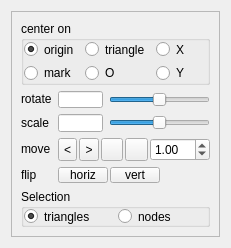
Qt form ui/edittrianglewidget.ui (bitsed/qosmic) before a commit.
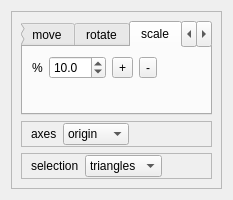
The same form after that commit. The open tabs and pages were chosen to show the change. Icons and pictures are not drawn. Custom widgets are drawn as their Qt base class.

What changed in the file:
```diff
--- a/ui/edittrianglewidget.ui
+++ b/ui/edittrianglewidget.ui
@@ -6,672 +6,495 @@
    <rect>
     <x>0</x>
     <y>0</y>
-    <width>231</width>
-    <height>248</height>
+    <width>233</width>
+    <height>191</height>
    </rect>
   </property>
-  <property name="sizePolicy">
-   <sizepolicy hsizetype="Minimum" vsizetype="Minimum">
-    <horstretch>0</horstretch>
-    <verstretch>0</verstretch>
-   </sizepolicy>
-  </property>
   <property name="windowTitle">
    <string>Form</string>
   </property>
-  <layout class="QGridLayout" name="gridLayout_5">
+  <layout class="QGridLayout" name="gridLayout_2" rowstretch="0,1">
    <item row="0" column="0">
     <widget class="QFrame" name="frame">
-     <property name="sizePolicy">
-      <sizepolicy hsizetype="Maximum" vsizetype="Maximum">
-       <horstretch>0</horstretch>
-       <verstretch>0</verstretch>
-      </sizepolicy>
-     </property>
      <property name="frameShape">
       <enum>QFrame::StyledPanel</enum>
      </property>
      <property name="frameShadow">
       <enum>QFrame::Sunken</enum>
      </property>
-     <layout class="QGridLayout" name="gridLayout_4">
-      <item row="0" column="0" colspan="3">
-       <widget class="QGroupBox" name="m_centerOnGroup">
-        <property name="minimumSize">
-         <size>
-          <width>1</width>
-          <height>1</height>
-         </size>
-        </property>
-        <property name="title">
-         <string>center on</string>
-        </property>
-        <property name="alignment">
-         <set>Qt::AlignLeading|Qt::AlignLeft|Qt::AlignTop</set>
-        </property>
-        <property name="flat">
-         <bool>true</bool>
-        </property>
-        <layout class="QGridLayout" name="gridLayout">
-         <property name="margin">
-          <number>0</number>
-         </property>
-         <item row="0" column="0">
-          <widget class="QRadioButton" name="m_originButton">
-           <property name="sizePolicy">
-            <sizepolicy hsizetype="Minimum" vsizetype="Maximum">
-             <horstretch>0</horstretch>
-             <verstretch>0</verstretch>
-            </sizepolicy>
-           </property>
-           <property name="minimumSize">
-            <size>
-             <width>1</width>
-             <height>1</height>
-            </size>
-           </property>
-           <property name="text">
-            <string>origin</string>
-           </property>
-           <property name="checked">
-            <bool>true</bool>
-           </property>
-          </widget>
-         </item>
-         <item row="0" column="1">
-          <widget class="QRadioButton" name="m_triangleButton">
-           <property name="sizePolicy">
-            <sizepolicy hsizetype="Minimum" vsizetype="Maximum">
-             <horstretch>0</horstretch>
-             <verstretch>0</verstretch>
-            </sizepolicy>
-           </property>
-           <property name="minimumSize">
-            <size>
-             <width>1</width>
-             <height>1</height>
-            </size>
-           </property>
-           <property name="text">
-            <string>triangle</string>
-           </property>
-          </widget>
-         </item>
-         <item row="0" column="2">
-          <widget class="QRadioButton" name="m_nodeXButton">
-           <property name="sizePolicy">
-            <sizepolicy hsizetype="Minimum" vsizetype="Maximum">
-             <horstretch>0</horstretch>
-             <verstretch>0</verstretch>
-            </sizepolicy>
-           </property>
-           <property name="minimumSize">
-            <size>
-             <width>1</width>
-             <height>1</height>
-            </size>
-           </property>
-           <property name="text">
-            <string>X</string>
-           </property>
-          </widget>
-         </item>
-         <item row="1" column="0">
-          <widget class="QRadioButton" name="m_markButton">
-           <property name="sizePolicy">
-            <sizepolicy hsizetype="Minimum" vsizetype="Maximum">
-             <horstretch>0</horstretch>
-             <verstretch>0</verstretch>
-            </sizepolicy>
-           </property>
-           <property name="minimumSize">
-            <size>
-             <width>1</width>
-             <height>1</height>
-            </size>
-           </property>
-           <property name="text">
-            <string>mark</string>
-           </property>
-          </widget>
-         </item>
-         <item row="1" column="1">
-          <widget class="QRadioButton" name="m_nodeOButton">
-           <property name="sizePolicy">
-            <sizepolicy hsizetype="Minimum" vsizetype="Maximum">
-             <horstretch>0</horstretch>
-             <verstretch>0</verstretch>
-            </sizepolicy>
-           </property>
-           <property name="minimumSize">
-            <size>
-             <width>1</width>
-             <height>1</height>
-            </size>
-           </property>
-           <property name="text">
-            <string>O</string>
-           </property>
-          </widget>
-         </item>
-         <item row="1" column="2">
-          <widget class="QRadioButton" name="m_nodeYButton">
-           <property name="sizePolicy">
-            <sizepolicy hsizetype="Minimum" vsizetype="Maximum">
-             <horstretch>0</horstretch>
-             <verstretch>0</verstretch>
-            </sizepolicy>
-           </property>
-           <property name="minimumSize">
-            <size>
-             <width>1</width>
-             <height>1</height>
-            </size>
-           </property>
-           <property name="text">
-            <string>Y</string>
-           </property>
-          </widget>
-         </item>
-        </layout>
-       </widget>
-      </item>
-      <item row="1" column="0">
-       <widget class="QLabel" name="label_3">
-        <property name="sizePolicy">
-         <sizepolicy hsizetype="Maximum" vsizetype="Maximum">
-          <horstretch>0</horstretch>
-          <verstretch>0</verstretch>
-         </sizepolicy>
-        </property>
-        <property name="minimumSize">
-         <size>
-          <width>1</width>
-          <height>1</height>
-         </size>
-        </property>
-        <property name="text">
-         <string>rotate</string>
-        </property>
-       </widget>
-      </item>
-      <item row="1" column="1">
-       <widget class="QLineEdit" name="m_rotateLineEdit">
-        <property name="sizePolicy">
-         <sizepolicy hsizetype="Maximum" vsizetype="Maximum">
-          <horstretch>0</horstretch>
-          <verstretch>0</verstretch>
-         </sizepolicy>
-        </property>
-        <property name="minimumSize">
-         <size>
-          <width>40</width>
-          <height>1</height>
-         </size>
-        </property>
-        <property name="maximumSize">
-         <size>
-          <width>45</width>
-          <height>16777215</height>
-         </size>
-        </property>
-       </widget>
-      </item>
-      <item row="1" column="2">
-       <widget class="SnapSlider" name="m_rotateSlider">
-        <property name="sizePolicy">
-         <sizepolicy hsizetype="Expanding" vsizetype="Maximum">
-          <horstretch>2</horstretch>
-          <verstretch>0</verstretch>
-         </sizepolicy>
-        </property>
-        <property name="minimumSize">
-         <size>
-          <width>1</width>
-          <height>1</height>
-         </size>
-        </property>
-        <property name="minimum">
-         <number>-1080</number>
-        </property>
-        <property name="maximum">
-         <number>1080</number>
-        </property>
-        <property name="value">
+     <layout class="QVBoxLayout" name="verticalLayout_2">
+      <item>
+       <widget class="QTabWidget" name="tabWidget">
+        <property name="currentIndex">
          <number>0</number>
         </property>
-        <property name="orientation">
-         <enum>Qt::Horizontal</enum>
-        </property>
+        <widget class="QWidget" name="moveTab">
+         <attribute name="title">
+          <string>move</string>
+         </attribute>
+         <layout class="QGridLayout" name="gridLayout_3">
+          <item row="0" column="0">
+           <layout class="QHBoxLayout" name="horizontalLayout">
+            <property name="spacing">
+             <number>0</number>
+            </property>
+            <item>
+             <widget class="QToolButton" name="m_moveLeftButton">
+              <property name="toolTip">
+               <string>move left</string>
+              </property>
+              <property name="text">
+               <string>&lt;</string>
+              </property>
+              <property name="icon">
+               <iconset resource="../qosmic.qrc">
+                <normaloff>:/icons/silk/bullet_arrow_left.xpm</normaloff>:/icons/silk/bullet_arrow_left.xpm</iconset>
+              </property>
+              <property name="autoRepeat">
+               <bool>true</bool>
+              </property>
+             </widget>
+            </item>
+            <item>
+             <layout class="QVBoxLayout" name="verticalLayout">
+              <item>
+               <widget class="QToolButton" name="m_moveUpButton">
+                <property name="toolTip">
+                 <string>move up</string>
+                </property>
+                <property name="text">
+                 <string/>
+                </property>
+                <property name="icon">
+                 <iconset resource="../qosmic.qrc">
+                  <normaloff>:/icons/silk/bullet_arrow_up.xpm</normaloff>:/icons/silk/bullet_arrow_up.xpm</iconset>
+                </property>
+                <property name="autoRepeat">
+                 <bool>true</bool>
+                </property>
+               </widget>
+              </item>
+              <item>
+               <widget class="QToolButton" name="m_moveDownButton">
+                <property name="toolTip">
+                 <string>move down</string>
+                </property>
+                <property name="text">
+                 <string/>
+                </property>
+                <property name="icon">
+                 <iconset resource="../qosmic.qrc">
+                  <normaloff>:/icons/silk/bullet_arrow_down.xpm</normaloff>:/icons/silk/bullet_arrow_down.xpm</iconset>
+                </property>
+                <property name="autoRepeat">
+                 <bool>true</bool>
+                </property>
+               </widget>
+              </item>
+             </layout>
+            </item>
+            <item>
+             <widget class="QToolButton" name="m_moveRightButton">
+              <property name="toolTip">
+               <string>move right</string>
+              </property>
+              <property name="text">
+               <string>&gt;</string>
+              </property>
+              <property name="icon">
+               <iconset resource="../qosmic.qrc">
+                <normaloff>:/icons/silk/bullet_arrow_right.xpm</normaloff>:/icons/silk/bullet_arrow_right.xpm</iconset>
+              </property>
+              <property name="autoRepeat">
+               <bool>true</bool>
+              </property>
+             </widget>
+            </item>
+           </layout>
+          </item>
+          <item row="0" column="1">
+           <widget class="DoubleValueEditor" name="m_multiplierEditor">
+            <property name="minimum">
+             <double>0.000000000000000</double>
+            </property>
+            <property name="singleStep">
+             <double>0.100000000000000</double>
+            </property>
+            <property name="value">
+             <double>1.000000000000000</double>
+            </property>
+           </widget>
+          </item>
+          <item row="0" column="2">
+           <spacer name="horizontalSpacer">
+            <property name="orientation">
+             <enum>Qt::Horizontal</enum>
+            </property>
+            <property name="sizeHint" stdset="0">
+             <size>
+              <width>0</width>
+              <height>0</height>
+             </size>
+            </property>
+           </spacer>
+          </item>
+          <item row="1" column="0" colspan="3">
+           <spacer name="verticalSpacer">
+            <property name="orientation">
+             <enum>Qt::Vertical</enum>
+            </property>
+            <property name="sizeHint" stdset="0">
+             <size>
+              <width>10</width>
+              <height>1</height>
+             </size>
+            </property>
+           </spacer>
+          </item>
+         </layout>
+        </widget>
+        <widget class="QWidget" name="rotateTab">
+         <attribute name="title">
+          <string>rotate</string>
+         </attribute>
+         <layout class="QGridLayout" name="gridLayout_4">
+          <item row="0" column="1">
+           <widget class="DoubleValueEditor" name="m_rotateEditor">
+            <property name="minimum">
+             <double>-360.000000000000000</double>
+            </property>
+            <property name="maximum">
+             <double>360.000000000000000</double>
+            </property>
+            <property name="singleStep">
+             <double>1.000000000000000</double>
+            </property>
+            <property name="value">
+             <double>0.000000000000000</double>
+            </property>
+           </widget>
+          </item>
+          <item row="0" column="3">
+           <layout class="QHBoxLayout" name="horizontalLayout_4">
+            <item>
+             <widget class="QToolButton" name="m_rotateLeftButton">
+              <property name="text">
+               <string>&lt;</string>
+              </property>
+             </widget>
+            </item>
+            <item>
+             <widget class="QToolButton" name="m_rotateRightButton">
+              <property name="text">
+               <string>&gt;</string>
+              </property>
+             </widget>
+            </item>
+           </layout>
+          </item>
+          <item row="0" column="4">
+           <spacer name="horizontalSpacer_3">
+            <property name="orientation">
+             <enum>Qt::Horizontal</enum>
+            </property>
+            <property name="sizeHint" stdset="0">
+             <size>
+              <width>0</width>
+              <height>0</height>
+             </size>
+            </property>
+           </spacer>
+          </item>
+          <item row="2" column="0" colspan="5">
+           <spacer name="verticalSpacer_3">
+            <property name="orientation">
+             <enum>Qt::Vertical</enum>
+            </property>
+            <property name="sizeHint" stdset="0">
+             <size>
+              <width>10</width>
+              <height>1</height>
+             </size>
+            </property>
+           </spacer>
+          </item>
+          <item row="0" column="0">
+           <widget class="QLabel" name="label">
+            <property name="text">
+             <string>deg</string>
+            </property>
+           </widget>
+          </item>
+         </layout>
+        </widget>
+        <widget class="QWidget" name="scaleTab">
+         <attribute name="title">
+          <string>scale</string>
+         </attribute>
+         <layout class="QGridLayout" name="gridLayout_5">
+          <item row="0" column="1">
+           <widget class="DoubleValueEditor" name="m_scaleEditor">
+            <property name="decimals">
+             <number>1</number>
+            </property>
+            <property name="minimum">
+             <double>0.000000000000000</double>
+            </property>
+            <property name="maximum">
+             <double>100.000000000000000</double>
+            </property>
+            <property name="singleStep">
+             <double>1.000000000000000</double>
+            </property>
+            <property name="value">
+             <double>10.000000000000000</double>
+            </property>
+           </widget>
+          </item>
+          <item row="0" column="2">
+           <layout class="QHBoxLayout" name="horizontalLayout_3">
+            <item>
+             <widget class="QToolButton" name="m_scaleUpButton">
+              <property name="text">
+               <string>+</string>
+              </property>
+             </widget>
+            </item>
+            <item>
+             <widget class="QToolButton" name="m_scaleDownButton">
+              <property name="text">
+               <string>-</string>
+              </property>
+             </widget>
+            </item>
+            <item>
+             <spacer name="horizontalSpacer_6">
+              <property name="orientation">
+               <enum>Qt::Horizontal</enum>
+              </property>
+              <property name="sizeHint" stdset="0">
+               <size>
+                <width>0</width>
+                <height>0</height>
+               </size>
+              </property>
+             </spacer>
+            </item>
+           </layout>
+          </item>
+          <item row="1" column="0" colspan="3">
+           <spacer name="verticalSpacer_2">
+            <property name="orientation">
+             <enum>Qt::Vertical</enum>
+            </property>
+            <property name="sizeHint" stdset="0">
+             <size>
+              <width>10</width>
+              <height>1</height>
+             </size>
+            </property>
+           </spacer>
+          </item>
+          <item row="0" column="0">
+           <widget class="QLabel" name="label_3">
+            <property name="text">
+             <string>%</string>
+            </property>
+           </widget>
+          </item>
+         </layout>
+        </widget>
+        <widget class="QWidget" name="flipTab">
+         <attribute name="title">
+          <string>flip</string>
+         </attribute>
+         <layout class="QGridLayout" name="gridLayout">
+          <item row="0" column="0">
+           <layout class="QHBoxLayout" name="horizontalLayout_2">
+            <item>
+             <widget class="QToolButton" name="m_hFlipButton">
+              <property name="toolTip">
+               <string>flip horizontally</string>
+              </property>
+              <property name="text">
+               <string>horiz</string>
+              </property>
+              <property name="icon">
+               <iconset resource="../qosmic.qrc">
+                <normaloff>:/icons/silk/shape_flip_horizontal.xpm</normaloff>:/icons/silk/shape_flip_horizontal.xpm</iconset>
+              </property>
+             </widget>
+            </item>
+            <item>
+             <widget class="QToolButton" name="m_vFlipButton">
+              <property name="toolTip">
+               <string>flip vertically</string>
+              </property>
+              <property name="text">
+               <string>vert</string>
+              </property>
+              <property name="icon">
+               <iconset resource="../qosmic.qrc">
+                <normaloff>:/icons/silk/shape_flip_vertical.xpm</normaloff>:/icons/silk/shape_flip_vertical.xpm</iconset>
+              </property>
+             </widget>
+            </item>
+           </layout>
+          </item>
+          <item row="1" column="0">
+           <spacer name="verticalSpacer_5">
+            <property name="orientation">
+             <enum>Qt::Vertical</enum>
+            </property>
+            <property name="sizeHint" stdset="0">
+             <size>
+              <width>10</width>
+              <height>1</height>
+             </size>
+            </property>
+           </spacer>
+          </item>
+         </layout>
+        </widget>
        </widget>
       </item>
-      <item row="2" column="0">
-       <widget class="QLabel" name="label_2">
-        <property name="sizePolicy">
-         <sizepolicy hsizetype="Maximum" vsizetype="Maximum">
-          <horstretch>0</horstretch>
-          <verstretch>0</verstretch>
-         </sizepolicy>
+      <item>
+       <widget class="QFrame" name="axesFrame">
+        <property name="frameShape">
+         <enum>QFrame::StyledPanel</enum>
         </property>
-        <property name="minimumSize">
-         <size>
-          <width>1</width>
-          <height>1</height>
-         </size>
+        <property name="frameShadow">
+         <enum>QFrame::Raised</enum>
         </property>
-        <property name="text">
-         <string>scale</string>
-        </property>
-       </widget>
-      </item>
-      <item row="2" column="1">
-       <widget class="QLineEdit" name="m_scaleLineEdit">
-        <property name="sizePolicy">
-         <sizepolicy hsizetype="Maximum" vsizetype="Maximum">
-          <horstretch>0</horstretch>
-          <verstretch>0</verstretch>
-         </sizepolicy>
-        </property>
-        <property name="minimumSize">
-         <size>
-          <width>40</width>
-          <height>1</height>
-         </size>
-        </property>
-        <property name="maximumSize">
-         <size>
-          <width>45</width>
-          <height>16777215</height>
-         </size>
-        </property>
-       </widget>
-      </item>
-      <item row="2" column="2">
-       <widget class="SnapSlider" name="m_scaleSlider">
-        <property name="sizePolicy">
-         <sizepolicy hsizetype="Expanding" vsizetype="Maximum">
-          <horstretch>2</horstretch>
-          <verstretch>0</verstretch>
-         </sizepolicy>
-        </property>
-        <property name="minimumSize">
-         <size>
-          <width>1</width>
-          <height>1</height>
-         </size>
-        </property>
-        <property name="minimum">
-         <number>-1000</number>
-        </property>
-        <property name="maximum">
-         <number>1000</number>
-        </property>
-        <property name="orientation">
-         <enum>Qt::Horizontal</enum>
-        </property>
-       </widget>
-      </item>
-      <item row="3" column="0">
-       <widget class="QLabel" name="label_6">
-        <property name="sizePolicy">
-         <sizepolicy hsizetype="Maximum" vsizetype="Maximum">
-          <horstretch>0</horstretch>
-          <verstretch>0</verstretch>
-         </sizepolicy>
-        </property>
-        <property name="minimumSize">
-         <size>
-          <width>0</width>
-          <height>1</height>
-         </size>
-        </property>
-        <property name="text">
-         <string>move</string>
-        </property>
-       </widget>
-      </item>
-      <item row="3" column="1" colspan="2">
-       <layout class="QHBoxLayout" stretch="0,0,0,0,1">
-        <property name="spacing">
-         <number>2</number>
-        </property>
-        <item>
-         <widget class="QToolButton" name="m_moveLeftButton">
-          <property name="sizePolicy">
-           <sizepolicy hsizetype="Maximum" vsizetype="Maximum">
-            <horstretch>0</horstretch>
-            <verstretch>0</verstretch>
-           </sizepolicy>
-          </property>
-          <property name="minimumSize">
-           <size>
-            <width>1</width>
-            <height>1</height>
-           </size>
-          </property>
-          <property name="maximumSize">
-           <size>
-            <width>24</width>
-            <height>24</height>
-           </size>
-          </property>
-          <property name="toolTip">
-           <string>move left</string>
-          </property>
-          <property name="text">
-           <string>&lt;</string>
-          </property>
-          <property name="icon">
-           <iconset resource="../qosmic.qrc">
-            <normaloff>:/icons/silk/bullet_arrow_left.xpm</normaloff>:/icons/silk/bullet_arrow_left.xpm</iconset>
-          </property>
-          <property name="autoRepeat">
-           <bool>true</bool>
-          </property>
-         </widget>
-        </item>
-        <item>
-         <widget class="QToolButton" name="m_moveRightButton">
-          <property name="sizePolicy">
-           <sizepolicy hsizetype="Maximum" vsizetype="Maximum">
-            <horstretch>0</horstretch>
-            <verstretch>0</verstretch>
-           </sizepolicy>
-          </property>
-          <property name="minimumSize">
-           <size>
-            <width>1</width>
-            <height>1</height>
-           </size>
-          </property>
-          <property name="maximumSize">
-           <size>
-            <width>24</width>
-            <height>24</height>
-           </size>
-          </property>
-          <property name="toolTip">
-           <string>move right</string>
-          </property>
-          <property name="text">
-           <string>&gt;</string>
-          </property>
-          <property name="icon">
-           <iconset resource="../qosmic.qrc">
-            <normaloff>:/icons/silk/bullet_arrow_right.xpm</normaloff>:/icons/silk/bullet_arrow_right.xpm</iconset>
-          </property>
-          <property name="autoRepeat">
-           <bool>true</bool>
-          </property>
-         </widget>
-        </item>
-        <item>
-         <widget class="QToolButton" name="m_moveDownButton">
-          <property name="sizePolicy">
-           <sizepolicy hsizetype="Maximum" vsizetype="Maximum">
-            <horstretch>0</horstretch>
-            <verstretch>0</verstretch>
-           </sizepolicy>
-          </property>
-          <property name="minimumSize">
-           <size>
-            <width>1</width>
-            <height>1</height>
-           </size>
-          </property>
-          <property name="maximumSize">
-           <size>
-            <width>24</width>
-            <height>24</height>
-           </size>
-          </property>
-          <property name="toolTip">
-           <string>move down</string>
-          </property>
-          <property name="text">
-           <string/>
-          </property>
-          <property name="icon">
-           <iconset resource="../qosmic.qrc">
-            <normaloff>:/icons/silk/bullet_arrow_down.xpm</normaloff>:/icons/silk/bullet_arrow_down.xpm</iconset>
-          </property>
-          <property name="autoRepeat">
-           <bool>true</bool>
-          </property>
-         </widget>
-        </item>
-        <item>
-         <widget class="QToolButton" name="m_moveUpButton">
-          <property name="sizePolicy">
-           <sizepolicy hsizetype="Maximum" vsizetype="Maximum">
-            <horstretch>0</horstretch>
-            <verstretch>0</verstretch>
-           </sizepolicy>
-          </property>
-          <property name="minimumSize">
-           <size>
-            <width>1</width>
-            <height>1</height>
-           </size>
-          </property>
-          <property name="maximumSize">
-           <size>
-            <width>24</width>
-            <height>24</height>
-           </size>
-          </property>
-          <property name="toolTip">
-           <string>move up</string>
-          </property>
-          <property name="text">
-           <string/>
-          </property>
-          <property name="icon">
-           <iconset resource="../qosmic.qrc">
-            <normaloff>:/icons/silk/bullet_arrow_up.xpm</normaloff>:/icons/silk/bullet_arrow_up.xpm</iconset>
-          </property>
-          <property name="autoRepeat">
-           <bool>true</bool>
-          </property>
-         </widget>
-        </item>
-        <item>
-         <widget class="DoubleValueEditor" name="m_multiplierEditor">
-          <property name="sizePolicy">
-           <sizepolicy hsizetype="Minimum" vsizetype="Fixed">
-            <horstretch>1</horstretch>
-            <verstretch>0</verstretch>
-           </sizepolicy>
-          </property>
-          <property name="minimumSize">
-           <size>
-            <width>60</width>
-            <height>0</height>
-           </size>
-          </property>
-          <property name="minimum">
-           <double>0.000000000000000</double>
-          </property>
-          <property name="singleStep">
-           <double>0.100000000000000</double>
-          </property>
-          <property name="value">
-           <double>1.000000000000000</double>
-          </property>
-         </widget>
-        </item>
-       </layout>
-      </item>
-      <item row="4" column="0">
-       <widget class="QLabel" name="label">
-        <property name="sizePolicy">
-         <sizepolicy hsizetype="Maximum" vsizetype="Maximum">
-          <horstretch>0</horstretch>
-          <verstretch>0</verstretch>
-         </sizepolicy>
-        </property>
-        <property name="minimumSize">
-         <size>
-          <width>1</width>
-          <height>1</height>
-         </size>
-        </property>
-        <property name="text">
-         <string>flip</string>
-        </property>
-       </widget>
-      </item>
-      <item row="4" column="1" colspan="2">
-       <layout class="QHBoxLayout">
-        <property name="spacing">
-         <number>2</number>
-        </property>
-        <item>
-         <widget class="QToolButton" name="m_hFlipButton">
-          <property name="sizePolicy">
-           <sizepolicy hsizetype="Maximum" vsizetype="Maximum">
-            <horstretch>1</horstretch>
-            <verstretch>0</verstretch>
-           </sizepolicy>
-          </property>
-          <property name="minimumSize">
-           <size>
-            <width>1</width>
-            <height>1</height>
-           </size>
-          </property>
-          <property name="maximumSize">
-           <size>
-            <width>50</width>
-            <height>24</height>
-           </size>
-          </property>
-          <property name="toolTip">
-           <string>flip horizontally</string>
-          </property>
-          <property name="text">
-           <string>horiz</string>
-          </property>
-          <property name="icon">
-           <iconset resource="../qosmic.qrc">
-            <normaloff>:/icons/silk/shape_flip_horizontal.xpm</normaloff>:/icons/silk/shape_flip_horizontal.xpm</iconset>
-          </property>
-         </widget>
-        </item>
-        <item>
-         <widget class="QToolButton" name="m_vFlipButton">
-          <property name="sizePolicy">
-           <sizepolicy hsizetype="Maximum" vsizetype="Maximum">
-            <horstretch>1</horstretch>
-            <verstretch>0</verstretch>
-           </sizepolicy>
-          </property>
-          <property name="minimumSize">
-           <size>
-            <width>1</width>
-            <height>1</height>
-           </size>
-          </property>
-          <property name="maximumSize">
-           <size>
-            <width>50</width>
-            <height>24</height>
-           </size>
-          </property>
-          <property name="toolTip">
-           <string>flip vertically</string>
-          </property>
-          <property name="text">
-           <string>vert</string>
-          </property>
-          <property name="icon">
-           <iconset resource="../qosmic.qrc">
-            <normaloff>:/icons/silk/shape_flip_vertical.xpm</normaloff>:/icons/silk/shape_flip_vertical.xpm</iconset>
-          </property>
-         </widget>
-        </item>
-        <item>
-         <spacer>
-          <property name="orientation">
-           <enum>Qt::Horizontal</enum>
-          </property>
-          <property name="sizeHint" stdset="0">
-           <size>
-            <width>1</width>
-            <height>1</height>
-           </size>
-          </property>
-         </spacer>
-        </item>
-       </layout>
-      </item>
-      <item row="5" column="0" colspan="3">
-       <widget class="QGroupBox" name="m_modeGroupBox">
-        <property name="minimumSize">
-         <size>
-          <width>0</width>
-          <height>1</height>
-         </size>
-        </property>
-        <property name="title">
-         <string>Selection</string>
-        </property>
-        <property name="flat">
-         <bool>true</bool>
-        </property>
-        <layout class="QGridLayout" name="gridLayout_2">
-         <property name="margin">
-          <number>0</number>
+        <layout class="QHBoxLayout" name="horizontalLayout_5">
+         <property name="topMargin">
+          <number>1</number>
          </property>
-         <property name="spacing">
-          <number>4</number>
+         <property name="bottomMargin">
+          <number>1</number>
          </property>
-         <item row="0" column="0" colspan="2">
-          <widget class="QRadioButton" name="m_selectTrianglesButton">
-           <property name="minimumSize">
-            <size>
-             <width>1</width>
-             <height>1</height>
-            </size>
+         <item>
+          <widget class="QLabel" name="label_2">
+           <property name="sizePolicy">
+            <sizepolicy hsizetype="Maximum" vsizetype="Preferred">
+             <horstretch>0</horstretch>
+             <verstretch>0</verstretch>
+            </sizepolicy>
            </property>
            <property name="text">
-            <string>triangles</string>
+            <string>axes</string>
            </property>
-           <property name="checkable">
-            <bool>true</bool>
+          </widget>
+         </item>
+         <item>
+          <widget class="QComboBox" name="m_sceneAxesSelector">
+           <property name="sizePolicy">
+            <sizepolicy hsizetype="Maximum" vsizetype="Fixed">
+             <horstretch>0</horstretch>
+             <verstretch>0</verstretch>
+            </sizepolicy>
            </property>
-           <property name="checked">
-            <bool>true</bool>
-           </property>
-           <property name="autoExclusive">
-            <bool>true</bool>
-           </property>
-           <property name="autoRaise" stdset="0">
-            <bool>true</bool>
-           </property>
+           <item>
+            <property name="text">
+             <string>origin</string>
+            </property>
+           </item>
+           <item>
+            <property name="text">
+             <string>mark</string>
+            </property>
+           </item>
+           <item>
+            <property name="text">
+             <string>circum</string>
+            </property>
+           </item>
+           <item>
+            <property name="text">
+             <string>box</string>
+            </property>
+           </item>
+           <item>
+            <property name="text">
+             <string>O</string>
+            </property>
+           </item>
+           <item>
+            <property name="text">
+             <string>X</string>
+            </property>
+           </item>
+           <item>
+            <property name="text">
+             <string>Y</string>
+            </property>
+           </item>
           </widget>
          </item>
-         <item row="0" column="2" colspan="2">
-          <widget class="QRadioButton" name="m_selectNodesButton">
-           <property name="minimumSize">
+         <item>
+          <spacer name="horizontalSpacer_8">
+           <property name="orientation">
+            <enum>Qt::Horizontal</enum>
+           </property>
+           <property name="sizeHint" stdset="0">
             <size>
-             <width>1</width>
-             <height>1</height>
+             <width>87</width>
+             <height>20</height>
             </size>
            </property>
+          </spacer>
+         </item>
+        </layout>
+       </widget>
+      </item>
+      <item>
+       <widget class="QFrame" name="frame_2">
+        <property name="frameShape">
+         <enum>QFrame::StyledPanel</enum>
+        </property>
+        <property name="frameShadow">
+         <enum>QFrame::Raised</enum>
+        </property>
+        <layout class="QHBoxLayout" name="horizontalLayout_6">
+         <property name="topMargin">
+          <number>1</number>
+         </property>
+         <property name="bottomMargin">
+          <number>1</number>
+         </property>
+         <item>
+          <widget class="QLabel" name="label_4">
            <property name="text">
-            <string>nodes</string>
+            <string>selection</string>
            </property>
-           <property name="checkable">
-            <bool>true</bool>
+          </widget>
+         </item>
+         <item>
+          <widget class="QComboBox" name="m_selectionItemsSelector">
+           <item>
+            <property name="text">
+             <string>triangles</string>
+            </property>
+           </item>
+           <item>
+            <property name="text">
+             <string>nodes</string>
+            </property>
+           </item>
+          </widget>
+         </item>
+         <item>
+          <spacer name="horizontalSpacer_2">
+           <property name="orientation">
+            <enum>Qt::Horizontal</enum>
            </property>
-           <property name="autoExclusive">
-            <bool>true</bool>
+           <property name="sizeHint" stdset="0">
+            <size>
+             <width>53</width>
+             <height>20</height>
+            </size>
            </property>
-           <property name="autoRaise" stdset="0">
-            <bool>true</bool>
-           </property>
-          </widget>
+          </spacer>
          </item>
         </layout>
        </widget>
@@ -680,14 +503,14 @@
     </widget>
    </item>
    <item row="1" column="0">
-    <spacer name="verticalSpacer">
+    <spacer name="verticalSpacer_4">
      <property name="orientation">
       <enum>Qt::Vertical</enum>
      </property>
      <property name="sizeHint" stdset="0">
       <size>
-       <width>0</width>
-       <height>0</height>
+       <width>20</width>
+       <height>1</height>
       </size>
      </property>
     </spacer>
@@ -700,11 +523,6 @@
    <extends>QDoubleSpinBox</extends>
    <header>doublevalueeditor.h</header>
   </customwidget>
-  <customwidget>
-   <class>SnapSlider</class>
-   <extends>QSlider</extends>
-   <header>snapslider.h</header>
-  </customwidget>
  </customwidgets>
  <resources>
   <include location="../qosmic.qrc"/>
```
